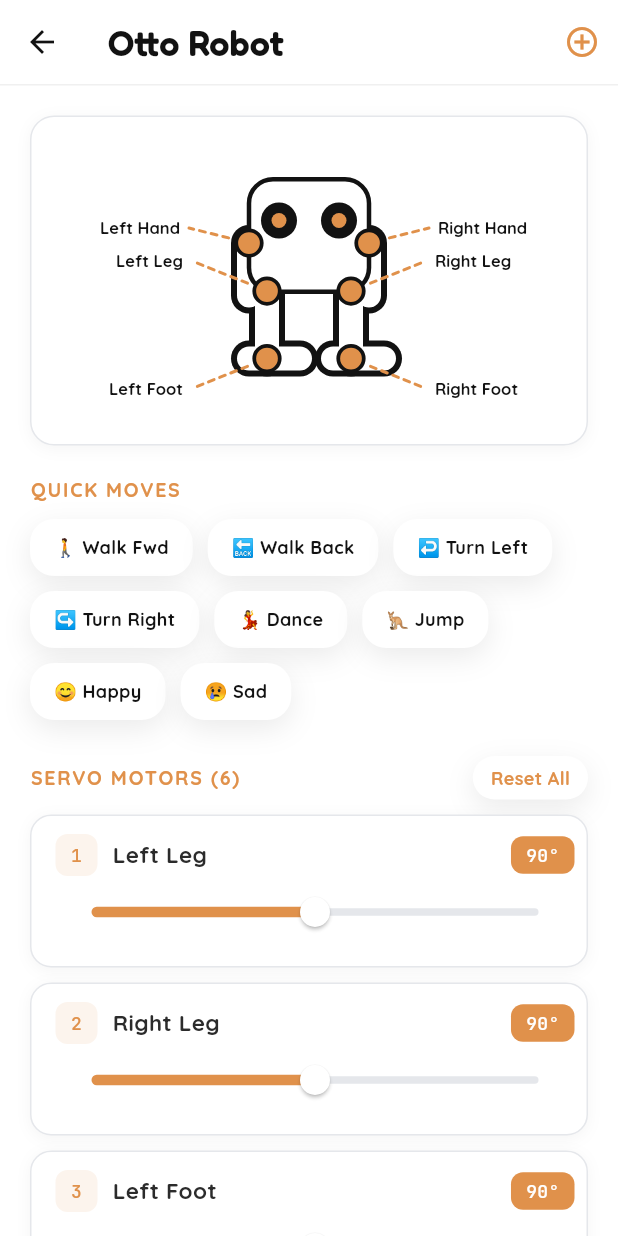
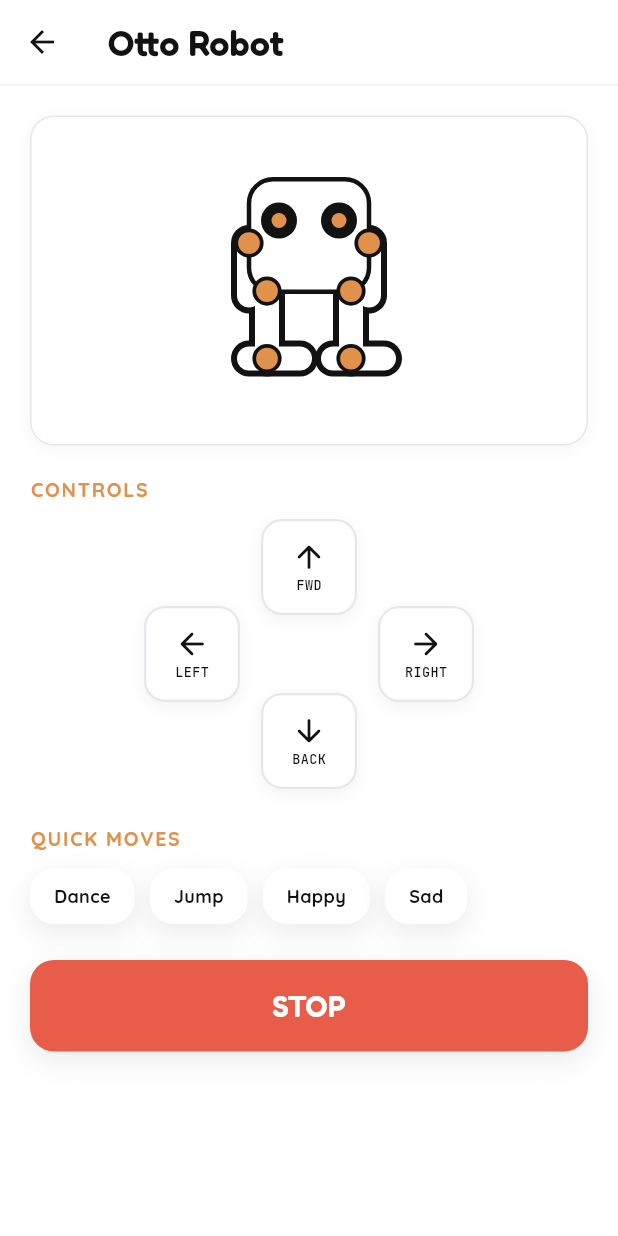
Before and after one commit to priyanshuwq/KidsZee, a Flutter app: the OttoScreen screen opened by its route, on a phone screen of 412 x 824 dp. Run offline on Flutter 3.47's test engine with Material 3 defaults, Android fonts, the phone set to English and light mode, and no system bars; drawn by our look-alikes of flutter_animate; our stand-ins replace flutter_riverpod, go_router, google_fonts, hive_flutter, permission_handler, sensors_plus and 3 more; missing offline and left inert: flutter_blue_classic, model_viewer_plus; accounts and stored records are empty.

Commit message:
voice command updated & otto robot functionality added

```diff
--- a/lib/features/robots/otto_command.dart
+++ b/lib/features/robots/otto_command.dart
@@ -6,7 +6,6 @@ import '../../core/network/bt_classic_manager.dart';
 import '../../core/theme/app_colors.dart';
 import '../../core/theme/app_typography.dart';
 import '../../core/widgets/app_button.dart';
-import '../../core/providers/controller_mode_provider.dart';
 import 'robot_widgets.dart';
 
 /// Sends Otto DIY Bluetooth commands directly via [BtClassicManager], matching
@@ -66,13 +65,6 @@ class OttoCommands {
   /// a stop must never be dropped.
   static void sendStop() => _dispatch('S');
 
-  /// Logs a servo slider change for debugging. NOTE: the sliders only update
-  /// the local visualiser state — they do NOT transmit to the robot (only the
-  /// Quick Move chips send BT commands). This log confirms the slider fires.
-  static void logServo(int index, String label, double angle) {
-    debugPrint('[Otto] SERVO ${index + 1} "$label" angle=${angle.round()} (local only, not sent)');
-  }
-
   /// Throttled to at most one send every 50ms so repeated taps can't flood the
   /// HC-05 link. Drops (does not queue) sends inside the window.
   static void _send(String command) {
@@ -98,146 +90,334 @@ class OttoCommands {
   }
 }
 
+// ── Movement direction for animation ────────────────────────────────────────
+enum _OttoMove { idle, forward, backward, left, right }
+
 /// Otto Biped Robot Controller
-/// Standard Otto: 4 SG90 micro servos (Left Leg, Right Leg, Left Foot, Right Foot)
-/// Supports adding custom servos for extended builds.
-class OttoScreen extends ConsumerWidget {
+/// Directional buttons for Forward, Backward, Left, Right movement.
+/// Quick Move chips for special actions (dance, jump, gestures).
+class OttoScreen extends ConsumerStatefulWidget {
   const OttoScreen({super.key});
+  @override
+  ConsumerState<OttoScreen> createState() => _OttoScreenState();
+}
+
+class _OttoScreenState extends ConsumerState<OttoScreen> with SingleTickerProviderStateMixin {
+  late AnimationController _animCtrl;
+  _OttoMove _currentMove = _OttoMove.idle;
 
   @override
-  Widget build(BuildContext context, WidgetRef ref) {
-    final servos = ref.watch(ottoServosProvider);
+  void initState() {
+    super.initState();
+    _animCtrl = AnimationController(vsync: this, duration: const Duration(milliseconds: 600))
+      ..addStatusListener((status) {
+        // Loop the animation while a move is active.
+        if (status == AnimationStatus.completed && _currentMove != _OttoMove.idle) {
+          _animCtrl.forward(from: 0);
+        }
+      });
+  }
 
+  @override
+  void dispose() {
+    _animCtrl.dispose();
+    super.dispose();
+  }
+
+  void _startMove(_OttoMove move, int moveId) {
+    setState(() => _currentMove = move);
+    _animCtrl.forward(from: 0);
+    OttoCommands.sendMove(moveId);
+  }
+
+  void _stopMove() {
+    OttoCommands.sendStop();
+    setState(() => _currentMove = _OttoMove.idle);
+    _animCtrl.stop();
+  }
+
+  @override
+  Widget build(BuildContext context) {
     return Scaffold(
       backgroundColor: AppColors.background,
       appBar: AppBar(backgroundColor: AppColors.background, elevation: 0,
         leading: IconButton(icon: const Icon(Icons.arrow_back, color: AppColors.navy), onPressed: () => Navigator.of(context).maybePop()),
         title: Text('Otto Robot', style: AppTypography.headline2()),
-        actions: [
-          IconButton(icon: const Icon(Icons.add_circle_outline, color: AppColors.orange),
-            tooltip: 'Add Servo',
-            onPressed: () => showAddServoDialog(context, ref, ottoServosProvider)),
-        ],
         bottom: PreferredSize(preferredSize: const Size.fromHeight(1), child: Container(height: 1, color: AppColors.divider))),
       body: SingleChildScrollView(padding: const EdgeInsets.all(20),
         child: Column(crossAxisAlignment: CrossAxisAlignment.start, children: [
-          // Visualizer
+          // Animated Visualizer
           Container(height: 220, width: double.infinity,
             decoration: BoxDecoration(color: AppColors.cardWhite, borderRadius: BorderRadius.circular(16),
               border: Border.all(color: AppColors.border, width: 1),
               boxShadow: [BoxShadow(color: Colors.black.withValues(alpha: 0.04), offset: const Offset(0, 2), blurRadius: 8)]),
-            child: CustomPaint(painter: _OttoPainter(servos: servos), child: const SizedBox.expand()),
+            child: AnimatedBuilder(
+              animation: _animCtrl,
+              builder: (_, __) => CustomPaint(
+                painter: _OttoAnimatedPainter(
+                  move: _currentMove,
+                  phase: _animCtrl.value,
+                ),
+                child: const SizedBox.expand(),
+              ),
+            ),
           ).animate().fadeIn(),
           const SizedBox(height: 20),
+
+          // Directional Controls
+          Text('CONTROLS', style: AppTypography.label().copyWith(color: AppColors.orange, letterSpacing: 1.2)),
+          const SizedBox(height: 10),
+          _buildDirectionalPad(),
+          const SizedBox(height: 24),
 
           // Quick actions — wired to the Otto DIY BT movement/gesture protocol.
           Text('QUICK MOVES', style: AppTypography.label().copyWith(color: AppColors.orange, letterSpacing: 1.2)),
           const SizedBox(height: 10),
           Wrap(spacing: 10, runSpacing: 10, children: [
-            MoveChip(label: '🚶 Walk Fwd', onTap: () => OttoCommands.sendMove(1)),
-            MoveChip(label: '🔙 Walk Back', onTap: () => OttoCommands.sendMove(2)),
-            MoveChip(label: '↩️ Turn Left', onTap: () => OttoCommands.sendMove(3)),
-            MoveChip(label: '↪️ Turn Right', onTap: () => OttoCommands.sendMove(4)),
-            MoveChip(label: '💃 Dance', onTap: () => OttoCommands.sendMove(8)),
-            MoveChip(label: '🦘 Jump', onTap: () => OttoCommands.sendMove(11)),
-            MoveChip(label: '😊 Happy', onTap: () => OttoCommands.sendGesture(1)),
-            MoveChip(label: '😢 Sad', onTap: () => OttoCommands.sendGesture(3)),
+            MoveChip(label: 'Dance', onTap: () => OttoCommands.sendMove(8)),
+            MoveChip(label: 'Jump', onTap: () => OttoCommands.sendMove(11)),
+            MoveChip(label: 'Happy', onTap: () => OttoCommands.sendGesture(1)),
+            MoveChip(label: 'Sad', onTap: () => OttoCommands.sendGesture(3)),
           ]).animate().fadeIn(),
           const SizedBox(height: 24),
-          // Servo controls
-          Row(children: [
-            Text('SERVO MOTORS (${servos.length})', style: AppTypography.label().copyWith(color: AppColors.orange, letterSpacing: 1.2)),
-            const Spacer(),
-            AppButton(backgroundColor: AppColors.cardWhite, padding: const EdgeInsets.symmetric(horizontal: 12, vertical: 6),
-              onTap: () => ref.read(ottoServosProvider.notifier).resetAll(),
-              child: Text('Reset All', style: AppTypography.statusText().copyWith(color: AppColors.orange))),
-          ]),
-          const SizedBox(height: 10),
-          ...servos.asMap().entries.map((e) => Padding(
-            padding: const EdgeInsets.only(bottom: 10),
-            child: ServoTile(
-              index: e.key, config: e.value,
-              onAngleChanged: (v) {
-                OttoCommands.logServo(e.key, e.value.label, v);
-                ref.read(ottoServosProvider.notifier).updateAngle(e.key, v);
-              },
-              onRemove: e.key >= 4 ? () => ref.read(ottoServosProvider.notifier).removeServo(e.key) : null,
-              onRename: (name) => ref.read(ottoServosProvider.notifier).renameServo(e.key, name),
-            ).animate().fadeIn(delay: (e.key * 60).ms).slideX(begin: 0.05, end: 0),
-          )),
-          const SizedBox(height: 16),
-          // STOP — send the Otto `S` (stop + home) command, then reset local sliders.
+
+          // STOP
           SizedBox(width: double.infinity, child: AppButton(
             backgroundColor: AppColors.stopRed,
-            onTap: () {
-              OttoCommands.sendStop();
-              ref.read(ottoServosProvider.notifier).resetAll();
-            },
+            onTap: _stopMove,
             padding: const EdgeInsets.symmetric(vertical: 16),
-            child: Center(child: Text('STOP & RESET', style: AppTypography.headline3().copyWith(color: Colors.white))))),
+            child: Center(child: Text('STOP', style: AppTypography.headline3().copyWith(color: Colors.white))))),
         ])),
+    );
+  }
+
+  Widget _buildDirectionalPad() {
+    return Center(
+      child: SizedBox(
+        width: 220,
+        height: 180,
+        child: Stack(
+          alignment: Alignment.center,
+          children: [
+            // Forward — top center
+            Positioned(
+              top: 0,
+              left: 0, right: 0,
+              child: Center(child: _DpadButton(
+                icon: Icons.arrow_upward_rounded,
+                label: 'FWD',
+                isActive: _currentMove == _OttoMove.forward,
+                onTapDown: () => _startMove(_OttoMove.forward, 1),
+                onTapUp: _stopMove,
+              )),
+            ),
+            // Backward — bottom center
+            Positioned(
+              bottom: 0,
+              left: 0, right: 0,
+              child: Center(child: _DpadButton(
+                icon: Icons.arrow_downward_rounded,
+                label: 'BACK',
+                isActive: _currentMove == _OttoMove.backward,
+                onTapDown: () => _startMove(_OttoMove.backward, 2),
+                onTapUp: _stopMove,
+              )),
+            ),
+            // Left — middle left
+            Positioned(
+              left: 0,
+              top: 0, bottom: 0,
+              child: Center(child: _DpadButton(
+                icon: Icons.arrow_back_rounded,
+                label: 'LEFT',
+                isActive: _currentMove == _OttoMove.left,
+                onTapDown: () => _startMove(_OttoMove.left, 3),
+                onTapUp: _stopMove,
+              )),
+            ),
+            // Right — middle right
+            Positioned(
+              right: 0,
+              top: 0, bottom: 0,
+              child: Center(child: _DpadButton(
+                icon: Icons.arrow_forward_rounded,
+                label: 'RIGHT',
+                isActive: _currentMove == _OttoMove.right,
+                onTapDown: () => _startMove(_OttoMove.right, 4),
+                onTapUp: _stopMove,
+              )),
+            ),
+          ],
+        ),
+      ),
+    ).animate().fadeIn();
+  }
+}
+
+// ── D-Pad Button ────────────────────────────────────────────────────────────
+class _DpadButton extends StatelessWidget {
+  final IconData icon;
+  final String label;
+  final bool isActive;
+  final VoidCallback onTapDown;
+  final VoidCallback onTapUp;
+
+  const _DpadButton({
+    required this.icon,
+    required this.label,
+    required this.isActive,
+    required this.onTapDown,
+    required this.onTapUp,
+  });
+
+  @override
+  Widget build(BuildContext context) {
+    return GestureDetector(
+      onTapDown: (_) => onTapDown(),
+      onTapUp: (_) => onTapUp(),
+      onTapCancel: onTapUp,
+      child: AnimatedContainer(
+        duration: const Duration(milliseconds: 120),
+        width: 64,
+        height: 64,
+        decoration: BoxDecoration(
+          color: isActive ? AppColors.orange : AppColors.cardWhite,
+          borderRadius: BorderRadius.circular(14),
+          border: Border.all(color: isActive ? AppColors.orange : AppColors.border, width: 1.5),
+          boxShadow: [
+            BoxShadow(
+              color: Colors.black.withValues(alpha: isActive ? 0.12 : 0.05),
+              offset: Offset(0, isActive ? 1 : 3),
+              blurRadius: isActive ? 4 : 8,
+            ),
+          ],
+        ),
+        child: Column(
+          mainAxisAlignment: MainAxisAlignment.center,
+          children: [
+            Icon(icon, size: 24, color: isActive ? Colors.white : AppColors.navy),
+            Text(label, style: AppTypography.mono(size: 9, color: isActive ? Colors.white : AppColors.navy)),
+          ],
+        ),
+      ),
     );
   }
 }
 
-// ── Visualizer ──────────────────────────────────────────────────────────────
-class _OttoPainter extends CustomPainter {
-  final List<ServoConfig> servos;
-  _OttoPainter({required this.servos});
+// ── Animated Visualizer ─────────────────────────────────────────────────────
+class _OttoAnimatedPainter extends CustomPainter {
+  final _OttoMove move;
+  final double phase; // 0.0 → 1.0
+
+  _OttoAnimatedPainter({required this.move, required this.phase});
 
   @override
   void paint(Canvas canvas, Size size) {
-    // Otto default angles: 90. Swing is (angle - 90)
-    final leftLegAng = (servos.isNotEmpty ? servos[0].angle : 90) - 90;
-    final rightLegAng = (servos.length > 1 ? servos[1].angle : 90) - 90;
-    final leftFootAng = (servos.length > 2 ? servos[2].angle : 90) - 90;
-    final rightFootAng = (servos.length > 3 ? servos[3].angle : 90) - 90;
-    final leftHandAng = (servos.length > 4 ? servos[4].angle : 90) - 90;
-    final rightHandAng = (servos.length > 5 ? servos[5].angle : 90) - 90;
+    // Compute limb offsets based on current move and animation phase.
+    // Phase goes 0→1 per cycle; we use sin(phase * 2π) for smooth oscillation.
+    final cycle = math.sin(phase * 2 * math.pi);
+
+    double leftLegSwing = 0;
+    double rightLegSwing = 0;
+    double leftFootSwing = 0;
+    double rightFootSwing = 0;
+    double bodyOffsetX = 0;
+    double bodyOffsetY = 0;
+
+    switch (move) {
+      case _OttoMove.forward:
+        // Walking gait: legs alternate, feet follow.
+        leftLegSwing = cycle * 18;
+        rightLegSwing = -cycle * 18;
+        leftFootSwing = cycle * 8;
+        rightFootSwing = -cycle * 8;
+        bodyOffsetY = -cycle.abs() * 3; // slight bounce
+        break;
+      case _OttoMove.backward:
+        // Reverse gait.
+        leftLegSwing = -cycle * 18;
+        rightLegSwing = cycle * 18;
+        leftFootSwing = -cycle * 8;
+        rightFootSwing = cycle * 8;
+        bodyOffsetY = -cycle.abs() * 3;
+        break;
+      case _OttoMove.left:
+        // Lean and shift left.
+        leftLegSwing = cycle * 12;
+        rightLegSwing = cycle * 12;
+        leftFootSwing = cycle * 15;
+        rightFootSwing = -cycle * 5;
+        bodyOffsetX = cycle * 6;
+        break;
+      case _OttoMove.right:
+        // Lean and shift right.
+        leftLegSwing = -cycle * 12;
+        rightLegSwing = -cycle * 12;
+        leftFootSwing = cycle * 5;
+        rightFootSwing = -cycle * 15;
+        bodyOffsetX = -cycle * 6;
+        break;
+      case _OttoMove.idle:
+        // Gentle breathing/idle sway.
+        bodyOffsetY = math.sin(phase * 2 * math.pi) * 1.5;
+        break;
+    }
 
     final borderPaint = Paint()..color = AppColors.navy..strokeWidth = 24..strokeCap = StrokeCap.round..style = PaintingStyle.stroke;
     final fillPaint = Paint()..color = AppColors.cardWhite..strokeWidth = 16..strokeCap = StrokeCap.round..style = PaintingStyle.stroke;
     final jointPaint = Paint()..color = AppColors.orange;
     final jointBorder = Paint()..color = AppColors.navy..style = PaintingStyle.stroke..strokeWidth = 2.5;
 
-    final center = Offset(size.width / 2, size.height / 2 - 30);
+    final center = Offset(size.width / 2 + bodyOffsetX, size.height / 2 - 30 + bodyOffsetY);
 
     // Left Leg
     final leftHip = center + const Offset(-28, 37);
-    final leftKnee = leftHip + Offset(math.sin(leftLegAng * math.pi / 180) * 45, math.cos(leftLegAng * math.pi / 180) * 45);
+    final leftKnee = leftHip + Offset(
+      math.sin(leftLegSwing * math.pi / 180) * 45,
+      math.cos(leftLegSwing * math.pi / 180) * 45,
+    );
 
     // Left Foot
-    final lfAngle = (leftLegAng + leftFootAng) * math.pi / 180;
+    final lfAngle = (leftLegSwing + leftFootSwing) * math.pi / 180;
     final leftToe = leftKnee + Offset(math.cos(lfAngle) * 22, -math.sin(lfAngle) * 22);
     final leftHeel = leftKnee - Offset(math.cos(lfAngle) * 12, -math.sin(lfAngle) * 12);
 
     // Right Leg
     final rightHip = center + const Offset(28, 37);
-    final rightKnee = rightHip + Offset(math.sin(rightLegAng * math.pi / 180) * 45, math.cos(rightLegAng * math.pi / 180) * 45);
+    final rightKnee = rightHip + Offset(
+      math.sin(rightLegSwing * math.pi / 180) * 45,
+      math.cos(rightLegSwing * math.pi / 180) * 45,
+    );
 
     // Right Foot
-    final rfAngle = (rightLegAng + rightFootAng) * math.pi / 180;
+    final rfAngle = (rightLegSwing + rightFootSwing) * math.pi / 180;
     final rightToe = rightKnee + Offset(math.cos(rfAngle) * 22, -math.sin(rfAngle) * 22);
     final rightHeel = rightKnee - Offset(math.cos(rfAngle) * 12, -math.sin(rfAngle) * 12);
 
-    // Hands
+    // Hands (idle sway only)
     final leftShoulder = center + const Offset(-40, 5);
-    final leftHand = leftShoulder + Offset(-math.sin(leftHandAng * math.pi / 180) * 35, math.cos(leftHandAng * math.pi / 180) * 35);
+    final leftHand = leftShoulder + Offset(
+      -math.sin((cycle * 8) * math.pi / 180) * 35,
+      math.cos((cycle * 8) * math.pi / 180) * 35,
+    );
 
     final rightShoulder = center + const Offset(40, 5);
-    final rightHand = rightShoulder + Offset(math.sin(rightHandAng * math.pi / 180) * 35, math.cos(rightHandAng * math.pi / 180) * 35);
+    final rightHand = rightShoulder + Offset(
+      math.sin((-cycle * 8) * math.pi / 180) * 35,
+      math.cos((-cycle * 8) * math.pi / 180) * 35,
+    );
 
-    // Draw borders
-    if (servos.length > 4) canvas.drawLine(leftShoulder, leftHand, borderPaint);
-    if (servos.length > 5) canvas.drawLine(rightShoulder, rightHand, borderPaint);
+    // Draw borders (hands, feet, legs)
+    canvas.drawLine(leftShoulder, leftHand, borderPaint);
+    canvas.drawLine(rightShoulder, rightHand, borderPaint);
     canvas.drawLine(leftHeel, leftToe, borderPaint);
     canvas.drawLine(rightHeel, rightToe, borderPaint);
     canvas.drawLine(leftHip, leftKnee, borderPaint);
     canvas.drawLine(rightHip, rightKnee, borderPaint);
 
     // Draw fills
-    if (servos.length > 4) canvas.drawLine(leftShoulder, leftHand, fillPaint);
-    if (servos.length > 5) canvas.drawLine(rightShoulder, rightHand, fillPaint);
+    canvas.drawLine(leftShoulder, leftHand, fillPaint);
+    canvas.drawLine(rightShoulder, rightHand, fillPaint);
     canvas.drawLine(leftHeel, leftToe, fillPaint);
     canvas.drawLine(rightHeel, rightToe, fillPaint);
     canvas.drawLine(leftHip, leftKnee, fillPaint);
@@ -255,23 +435,14 @@ class _OttoPainter extends CustomPainter {
     canvas.drawCircle(center + const Offset(20, -10), 5, Paint()..color = AppColors.orange);
 
     // Joints
-    List<Offset> joints = [leftHip, leftKnee, rightHip, rightKnee];
-    if (servos.length > 4) joints.add(leftShoulder);
-    if (servos.length > 5) joints.add(rightShoulder);
+    final joints = [leftHip, leftKnee, rightHip, rightKnee, leftShoulder, rightShoulder];
     for (final pt in joints) {
       canvas.drawCircle(pt, 8.5, jointPaint);
       canvas.drawCircle(pt, 8.5, jointBorder);
     }
-
-    // Labels
-    drawLabel(canvas, 'Left Leg', leftHip, leftHip + const Offset(-50, -20));
-    drawLabel(canvas, 'Right Leg', rightHip, rightHip + const Offset(50, -20));
-    drawLabel(canvas, 'Left Foot', leftKnee, leftKnee + const Offset(-50, 20));
-    drawLabel(canvas, 'Right Foot', rightKnee, rightKnee + const Offset(50, 20));
-    if (servos.length > 4) drawLabel(canvas, 'Left Hand', leftShoulder, leftShoulder + const Offset(-40, -10));
-    if (servos.length > 5) drawLabel(canvas, 'Right Hand', rightShoulder, rightShoulder + const Offset(40, -10));
   }
 
   @override
-  bool shouldRepaint(covariant _OttoPainter oldDelegate) => true;
+  bool shouldRepaint(covariant _OttoAnimatedPainter oldDelegate) =>
+      oldDelegate.move != move || oldDelegate.phase != phase;
 }
```
Also changed, not shown: lib/features/controller/voice_screen.dart (+75 -25 lines).
